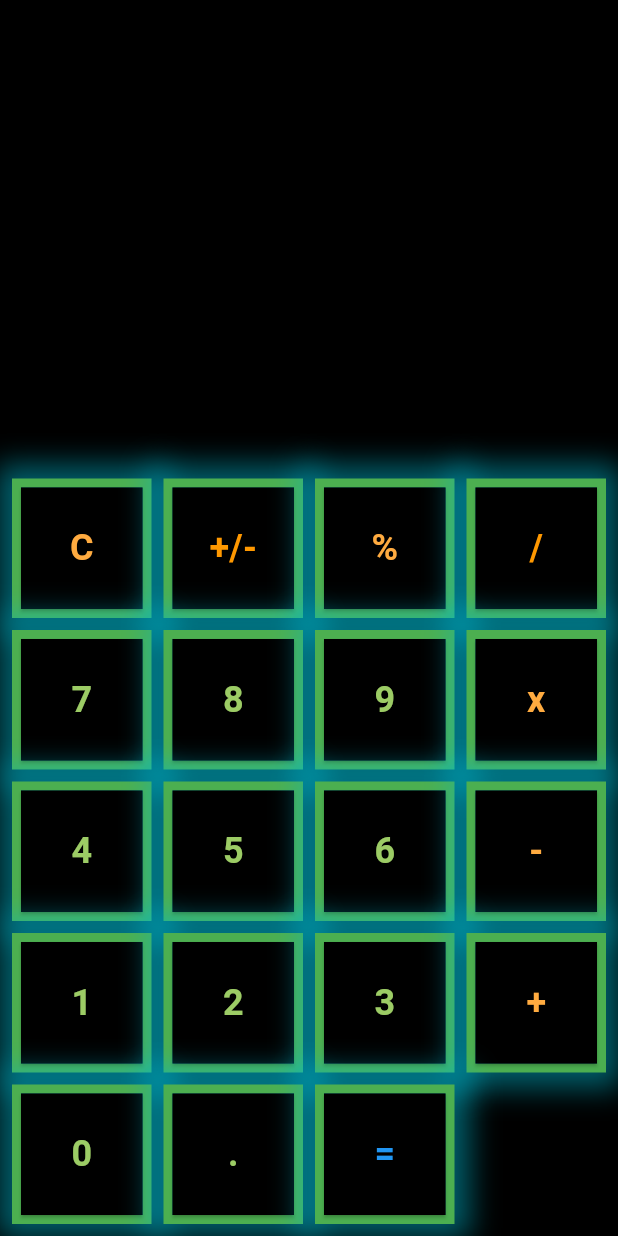
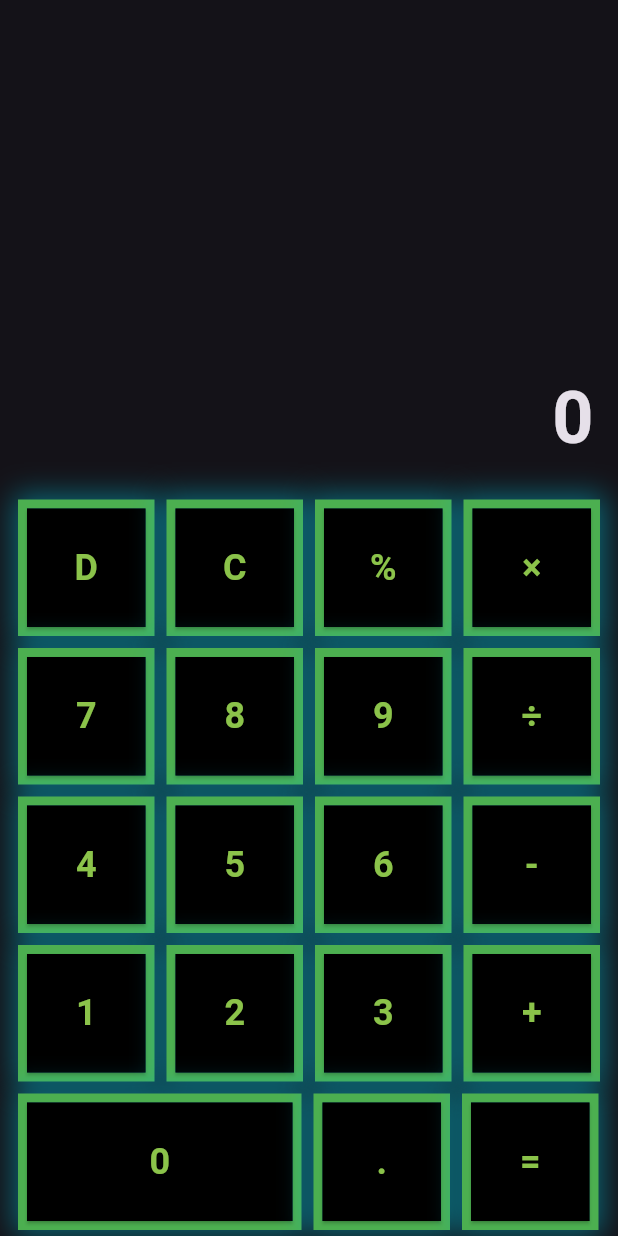
Before and after one commit to MissSherlockHolmes/EUAS_basic_calculator, a Flutter app: the screen it shows after launch, on a phone screen of 412 x 824 dp. Run offline on Flutter 3.47's test engine with Material 3 defaults, Android fonts, the phone set to English and light mode, and no system bars.

Commit message:
completed calculator functionality

```diff
--- a/lib/CalculatorButtons.dart
+++ /dev/null
@@ -1,102 +0,0 @@
-import 'package:flutter/material.dart';
-
-class NeonButton extends StatelessWidget {
-  final String label;
-  final VoidCallback onPressed;
-  final Color color; // Dynamic color for button text/icon
-  final bool isZero; // Special flag for the '0' button to adjust its width doesn't work
-
-  const NeonButton({super.key,
-    required this.label,
-    required this.onPressed,
-    this.color = Colors.lightGreen, // Default color for text/icons
-    this.isZero = false, // Default flag is false
-  });
-
-  @override
-  Widget build(BuildContext context) {
-    return Container(
-      width: isZero ? (MediaQuery.of(context).size.width - (16 * 5)) / 4 * 2 + 8 : null,
-      decoration: BoxDecoration(
-        boxShadow: [
-          BoxShadow(
-            color: Colors.cyan.withOpacity(0.5),
-            spreadRadius: 10,
-            blurRadius: 15,
-          ),
-        ],
-      ),
-      child: Container(
-        decoration: BoxDecoration(
-          border: Border.all(color: Colors.green, width: 6),
-          borderRadius: BorderRadius.zero,
-        ),
-        child: ElevatedButton(
-          onPressed: onPressed,
-          style: ElevatedButton.styleFrom(
-            backgroundColor: Colors.black,
-            foregroundColor: color,
-            shape: const RoundedRectangleBorder(borderRadius: BorderRadius.zero),
-            padding: EdgeInsets.zero,
-            side: const BorderSide(color: Colors.transparent, width: 10),
-          ),
-          child: Text(label, style: const TextStyle(fontSize: 24, fontWeight: FontWeight.bold)),
-        ),
-      ),
-    );
-  }
-}
-
-class CalculatorButtons extends StatelessWidget {
-  final Function(String) onPressed;
-
-  const CalculatorButtons({Key? key, required this.onPressed}) : super(key: key);
-
-  @override
-  Widget build(BuildContext context) {
-    final List<Map<String, dynamic>> buttons = [
-      {'label': 'C', 'color': Colors.orangeAccent},
-      {'label': '+/-', 'color': Colors.orange},
-      {'label': '%', 'color': Colors.orangeAccent},
-      {'label': '/', 'color': Colors.orange},
-      {'label': '7'},
-      {'label': '8'},
-      {'label': '9'},
-      {'label': 'x', 'color': Colors.orangeAccent},
-      {'label': '4'},
-      {'label': '5'},
-      {'label': '6'},
-      {'label': '-', 'color': Colors.orangeAccent},
-      {'label': '1'},
-      {'label': '2'},
-      {'label': '3'},
-      {'label': '+', 'color': Colors.orangeAccent},
-      {'label': '0', 'isZero': true},
-      {'label': '.'},
-      {'label': '=', 'color': Colors.blue},
-    ];
-
-    return Padding(
-      padding: const EdgeInsets.all(8.0),
-      child: GridView.builder(
-        itemCount: buttons.length,
-        shrinkWrap: true,
-        physics: const NeverScrollableScrollPhysics(),
-        gridDelegate: const SliverGridDelegateWithFixedCrossAxisCount(
-          crossAxisCount: 4,
-          crossAxisSpacing: 8,
-          mainAxisSpacing: 8,
-        ),
-        itemBuilder: (BuildContext context, int index) {
-          final Map<String, dynamic> button = buttons[index];
-          return NeonButton(
-            label: button['label'],
-            onPressed: () => print('Pressed ${button['label']}'),
-            color: button['color'] ?? Colors.lightGreen.shade400,
-            isZero: button.containsKey('isZero') && button['isZero'],
-          );
-        },
-      ),
-    );
-  }
-}
--- a/lib/ScreenDisplay.dart
+++ /dev/null
@@ -1,48 +0,0 @@
-import 'package:flutter/material.dart';
-import 'BasicFunctionality.dart';
-import 'CalculatorButtons.dart';
-
-class ScreenDisplay extends StatefulWidget {
-  const ScreenDisplay({super.key});
-
-  @override
-  State<ScreenDisplay> createState() => _ScreenDisplayState();
-}
-
-class _ScreenDisplayState extends State<ScreenDisplay> {
-  final BasicFunctionality calc = BasicFunctionality();
-
-  @override
-  Widget build(BuildContext context) {
-    return Scaffold(
-      body: Column(
-        mainAxisAlignment: MainAxisAlignment.end,
-        children: [
-          Expanded(
-            child: Container(
-              alignment: Alignment.bottomRight,
-              padding: const EdgeInsets.all(20),
-              child: Text(
-                calc.display,
-                style: const TextStyle(color: Colors.white, fontSize: 36),
-              ),
-            ),
-          ),
-          CalculatorButtons(
-            onPressed: (String value) {
-              setState(() {
-                if (value == 'C') {
-                  calc.clear();
-                } else if (value == '=') {
-                  calc.calculate();
-                } else {
-                  calc.input(value);
-                }
-              });
-            },
-          ),
-        ],
-      ),
-    );
-  }
-}
--- /dev/null
+++ b/lib/button_values.dart
@@ -0,0 +1,44 @@
+class Btn {
+  static const String del = "D";
+  static const String clr = "C";
+  static const String per = "%";
+  static const String multiply = "×";
+  static const String divide = "÷";
+  static const String add = "+";
+  static const String subtract = "-";
+  static const String calculate = "=";
+  static const String dot = ".";
+
+  static const String n0 = "0";
+  static const String n1 = "1";
+  static const String n2 = "2";
+  static const String n3 = "3";
+  static const String n4 = "4";
+  static const String n5 = "5";
+  static const String n6 = "6";
+  static const String n7 = "7";
+  static const String n8 = "8";
+  static const String n9 = "9";
+
+  static const List<String> buttonValues = [
+    del,
+    clr,
+    per,
+    multiply,
+    n7,
+    n8,
+    n9,
+    divide,
+    n4,
+    n5,
+    n6,
+    subtract,
+    n1,
+    n2,
+    n3,
+    add,
+    n0,
+    dot,
+    calculate,
+  ];
+}
--- /dev/null
+++ b/lib/calculator_screen.dart
@@ -0,0 +1,266 @@
+import 'package:euas/button_values.dart';
+import 'package:flutter/material.dart';
+
+class CalculatorScreen extends StatefulWidget {
+  const CalculatorScreen({super.key});
+
+  @override
+  State<CalculatorScreen> createState() => _CalculatorScreenState();
+}
+
+class _CalculatorScreenState extends State<CalculatorScreen> {
+  String number1 = ""; // . 0-9
+  String operand = ""; // + - * /
+  String number2 = ""; // . 0-9
+
+  @override
+  Widget build(BuildContext context) {
+    final screenSize = MediaQuery.of(context).size;
+    return Scaffold(
+      body: SafeArea(
+        bottom: false,
+        child: Column(
+          children: [
+            // output
+            Expanded(
+              child: SingleChildScrollView(
+                reverse: true,
+                child: Container(
+                  alignment: Alignment.bottomRight,
+                  padding: const EdgeInsets.all(16),
+                  child: Text(
+                    "$number1$operand$number2".isEmpty
+                        ? "0"
+                        : "$number1$operand$number2",
+                    style: const TextStyle(
+                      fontSize: 48,
+                      fontWeight: FontWeight.bold,
+                    ),
+                    textAlign: TextAlign.end,
+                  ),
+                ),
+              ),
+            ),
+
+            // buttons
+            Wrap(
+              children: Btn.buttonValues
+                  .map(
+                    (value) => NeonButton(
+                  label: value,
+                  onPressed: () => onBtnTap(value),
+                  isZero: value == Btn.n0,
+                ),
+              )
+                  .toList(),
+            )
+          ],
+        ),
+      ),
+    );
+  }
+
+  // ########
+  void onBtnTap(String value) {
+    if (value == Btn.del) {
+      delete();
+      return;
+    }
+
+    if (value == Btn.clr) {
+      clearAll();
+      return;
+    }
+
+    if (value == Btn.per) {
+      convertToPercentage();
+      return;
+    }
+
+    if (value == Btn.calculate) {
+      calculate();
+      return;
+    }
+
+    appendValue(value);
+  }
+
+  // ##############
+  // calculates the result
+  void calculate() {
+    if (number1.isEmpty) return;
+    if (operand.isEmpty) return;
+    if (number2.isEmpty) return;
+
+    final double num1 = double.parse(number1);
+    final double num2 = double.parse(number2);
+
+    var result = 0.0;
+    switch (operand) {
+      case Btn.add:
+        result = num1 + num2;
+        break;
+      case Btn.subtract:
+        result = num1 - num2;
+        break;
+      case Btn.multiply:
+        result = num1 * num2;
+        break;
+      case Btn.divide:
+        result = num1 / num2;
+        break;
+      default:
+    }
+
+    setState(() {
+      number1 = result.toStringAsPrecision(3);
+
+      if (number1.endsWith(".0")) {
+        number1 = number1.substring(0, number1.length - 2);
+      }
+
+      operand = "";
+      number2 = "";
+    });
+  }
+
+  // ##############
+  // converts output to %
+  void convertToPercentage() {
+    // ex: 434+324
+    if (number1.isNotEmpty && operand.isNotEmpty && number2.isNotEmpty) {
+      // calculate before conversion
+      calculate();
+    }
+
+    if (operand.isNotEmpty) {
+      // cannot be converted
+      return;
+    }
+
+    final number = double.parse(number1);
+    setState(() {
+      number1 = "${(number / 100)}";
+      operand = "";
+      number2 = "";
+    });
+  }
+
+  // ##############
+  // clears all output
+  void clearAll() {
+    setState(() {
+      number1 = "";
+      operand = "";
+      number2 = "";
+    });
+  }
+
+  // ##############
+  // delete one from the end
+  void delete() {
+    if (number2.isNotEmpty) {
+      // 12323 => 1232
+      number2 = number2.substring(0, number2.length - 1);
+    } else if (operand.isNotEmpty) {
+      operand = "";
+    } else if (number1.isNotEmpty) {
+      number1 = number1.substring(0, number1.length - 1);
+    }
+
+    setState(() {});
+  }
+
+  // #############
+  // appends value to the end
+  void appendValue(String value) {
+    // number1 opernad number2
+    // 234       +      5343
+
+    // if is operand and not "."
+    if (value != Btn.dot && int.tryParse(value) == null) {
+      // operand pressed
+      if (operand.isNotEmpty && number2.isNotEmpty) {
+        // TODO calculate the equation before assigning new operand
+        calculate();
+      }
+      operand = value;
+    }
+    // assign value to number1 variable
+    else if (number1.isEmpty || operand.isEmpty) {
+      // check if value is "." | ex: number1 = "1.2"
+      if (value == Btn.dot && number1.contains(Btn.dot)) return;
+      if (value == Btn.dot && (number1.isEmpty || number1 == Btn.n0)) {
+        // ex: number1 = "" | "0"
+        value = "0.";
+      }
+      number1 += value;
+    }
+    // assign value to number2 variable
+    else if (number2.isEmpty || operand.isNotEmpty) {
+      // check if value is "." | ex: number1 = "1.2"
+      if (value == Btn.dot && number2.contains(Btn.dot)) return;
+      if (value == Btn.dot && (number2.isEmpty || number2 == Btn.n0)) {
+        // number1 = "" | "0"
+        value = "0.";
+      }
+      number2 += value;
+    }
+
+    setState(() {});
+  }
+}
+
+class NeonButton extends StatelessWidget {
+  final String label;
+  final VoidCallback onPressed;
+  final Color color;
+  final bool isZero;
+
+  const NeonButton({
+    required this.label,
+    required this.onPressed,
+    this.color = Colors.lightGreen,
+    this.isZero = false,
+  });
+
+  @override
+  Widget build(BuildContext context) {
+    // Calculate button width, double width for '0' button
+    double buttonWidth = isZero
+        ? (MediaQuery.of(context).size.width - (10 * 5)) / 4 * 2 + 8
+        : MediaQuery.of(context).size.width / 4 - 12;
+
+    return Padding(
+      padding: const EdgeInsets.all(4.0),
+      child: Container(
+        width: buttonWidth,
+        height: MediaQuery.of(context).size.width / 4 - 12, // Adjust height as necessary
+        decoration: BoxDecoration(
+          boxShadow: [
+            BoxShadow(
+              color: Colors.cyan.withOpacity(0.5),
+              spreadRadius: 3,
+              blurRadius: 15,
+            ),
+          ],
+          // Retaining the flat rectangular shape as per the first implementation
+          border: Border.all(color: Colors.green, width: 6),
+          borderRadius: BorderRadius.zero,
+        ),
+        child: ElevatedButton(
+          onPressed: onPressed,
+          style: ElevatedButton.styleFrom(
+            // Matching the first implementation's button style
+            backgroundColor: Colors.black,
+            foregroundColor: color, // This uses the dynamic color passed to the constructor
+            shape: RoundedRectangleBorder(borderRadius: BorderRadius.zero),
+            padding: EdgeInsets.zero,
+            side: BorderSide(color: Colors.transparent, width: 10), // Keeping the side borders transparent
+          ),
+          child: Text(label, style: TextStyle(fontSize: 24, fontWeight: FontWeight.bold)),
+        ),
+      ),
+    );
+  }
+}
--- a/lib/main.dart
+++ b/lib/main.dart
@@ -1,5 +1,5 @@
 import 'package:flutter/material.dart';
-import 'ScreenDisplay.dart';
+import 'calculator_screen.dart';
 
 void main() {
   runApp(const MyApp());
@@ -11,10 +11,10 @@ class MyApp extends StatelessWidget {
   @override
   Widget build(BuildContext context) {
     return MaterialApp(
-      theme: ThemeData.dark().copyWith(
-        scaffoldBackgroundColor: Colors.black,
-      ),
-      home: const ScreenDisplay(),
+      title: 'Calculator',
+      debugShowCheckedModeBanner: false,
+      theme: ThemeData.dark(),
+      home: const CalculatorScreen(),
     );
   }
 }
```
Also changed, not shown: lib/BasicFunctionality.dart (deleted, +0 -24 lines), 1 other file.
